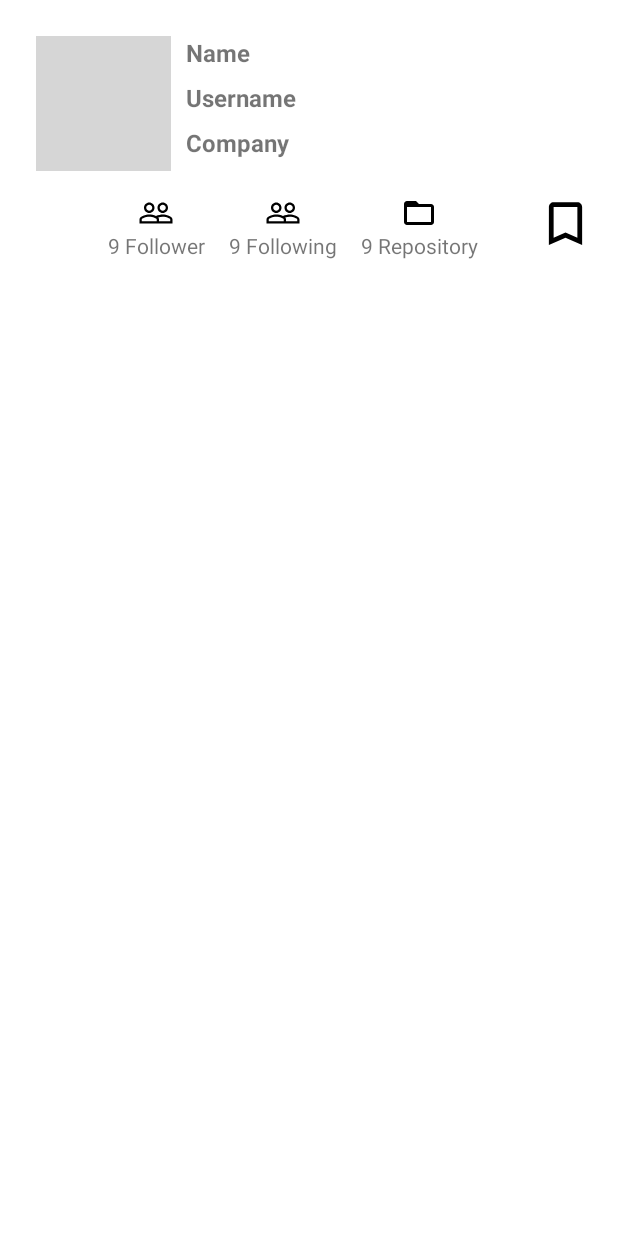
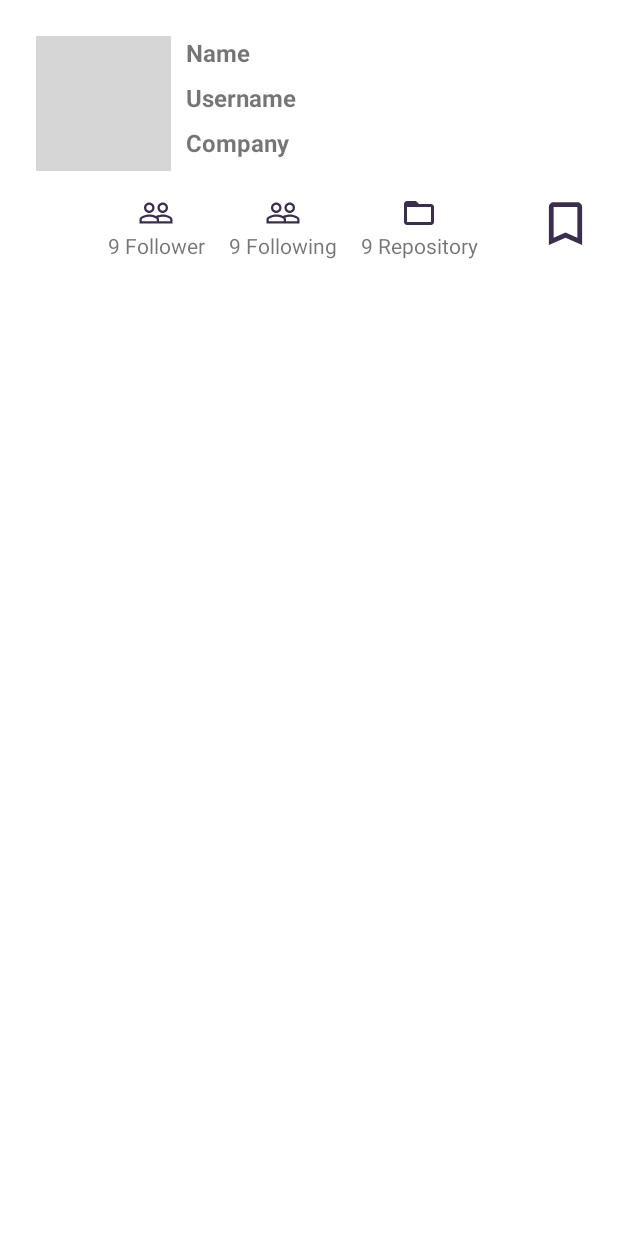
Before and after one commit to panduwjaya/GithubUserNew, an Android app: the layout fragment_detail.xml on its own in the app's theme, with its tools: preview values and no code run, on a phone screen of 412 x 824 dp. Run offline under Robolectric (Android 15) with nearby library versions, the phone set to English and light mode, and no system bars; grey boxes are pictures that could not be loaded.

Commit message:
fix force close
fix force close and bug in view pager

```diff
--- a/app/src/main/java/com/example/githubusernew/ui/listuser/ListUserFragment.kt
+++ b/app/src/main/java/com/example/githubusernew/ui/listuser/ListUserFragment.kt
@@ -72,7 +72,7 @@ class ListUserFragment : Fragment() {
             DarkSettingViewModel::class.java
         )
 
-        darkViewModel.getThemeSettings().observe(requireActivity()) { isDarkModeActive: Boolean ->
+        darkViewModel.getThemeSettings().observe(viewLifecycleOwner) { isDarkModeActive: Boolean ->
             if (isDarkModeActive) {
                 AppCompatDelegate.setDefaultNightMode(AppCompatDelegate.MODE_NIGHT_YES)
             } else {
--- a/app/src/main/res/drawable/ic_close_black.xml
+++ b/app/src/main/res/drawable/ic_close_black.xml
@@ -1,4 +1,4 @@
-<vector android:height="24dp" android:tint="#000000"
+<vector android:height="24dp" android:tint="#392E4C"
     android:viewportHeight="24" android:viewportWidth="24"
     android:width="24dp" xmlns:android="http://schemas.android.com/apk/res/android">
     <path android:fillColor="@android:color/white" android:pathData="M19,6.41L17.59,5 12,10.59 6.41,5 5,6.41 10.59,12 5,17.59 6.41,19 12,13.41 17.59,19 19,17.59 13.41,12z"/>
--- a/app/src/main/res/drawable/ic_not_saved.xml
+++ b/app/src/main/res/drawable/ic_not_saved.xml
@@ -1,4 +1,4 @@
-<vector android:height="24dp" android:tint="#000000"
+<vector android:height="24dp" android:tint="#392E4C"
     android:viewportHeight="24" android:viewportWidth="24"
     android:width="24dp" xmlns:android="http://schemas.android.com/apk/res/android">
     <path android:fillColor="@android:color/white" android:pathData="M17,3L7,3c-1.1,0 -1.99,0.9 -1.99,2L5,21l7,-3 7,3L19,5c0,-1.1 -0.9,-2 -2,-2zM17,18l-5,-2.18L7,18L7,5h10v13z"/>
--- a/app/src/main/res/drawable/ic_peoples.xml
+++ b/app/src/main/res/drawable/ic_peoples.xml
@@ -1,4 +1,4 @@
-<vector android:height="24dp" android:tint="#000000"
+<vector android:height="24dp" android:tint="#392E4C"
     android:viewportHeight="24" android:viewportWidth="24"
     android:width="24dp" xmlns:android="http://schemas.android.com/apk/res/android">
     <path android:fillColor="@android:color/white" android:pathData="M16.5,13c-1.2,0 -3.07,0.34 -4.5,1 -1.43,-0.67 -3.3,-1 -4.5,-1C5.33,13 1,14.08 1,16.25L1,19h22v-2.75c0,-2.17 -4.33,-3.25 -6.5,-3.25zM12.5,17.5h-10v-1.25c0,-0.54 2.56,-1.75 5,-1.75s5,1.21 5,1.75v1.25zM21.5,17.5L14,17.5v-1.25c0,-0.46 -0.2,-0.86 -0.52,-1.22 0.88,-0.3 1.96,-0.53 3.02,-0.53 2.44,0 5,1.21 5,1.75v1.25zM7.5,12c1.93,0 3.5,-1.57 3.5,-3.5S9.43,5 7.5,5 4,6.57 4,8.5 5.57,12 7.5,12zM7.5,6.5c1.1,0 2,0.9 2,2s-0.9,2 -2,2 -2,-0.9 -2,-2 0.9,-2 2,-2zM16.5,12c1.93,0 3.5,-1.57 3.5,-3.5S18.43,5 16.5,5 13,6.57 13,8.5s1.57,3.5 3.5,3.5zM16.5,6.5c1.1,0 2,0.9 2,2s-0.9,2 -2,2 -2,-0.9 -2,-2 0.9,-2 2,-2z"/>
--- a/app/src/main/res/drawable/ic_repo.xml
+++ b/app/src/main/res/drawable/ic_repo.xml
@@ -1,4 +1,4 @@
-<vector android:height="24dp" android:tint="#000000"
+<vector android:height="24dp" android:tint="#392E4C"
     android:viewportHeight="24" android:viewportWidth="24"
     android:width="24dp" xmlns:android="http://schemas.android.com/apk/res/android">
     <path android:fillColor="@android:color/white" android:pathData="M20,6h-8l-2,-2L4,4c-1.1,0 -1.99,0.9 -1.99,2L2,18c0,1.1 0.9,2 2,2h16c1.1,0 2,-0.9 2,-2L22,8c0,-1.1 -0.9,-2 -2,-2zM20,18L4,18L4,8h16v10z"/>
--- a/app/src/main/res/drawable/ic_saved.xml
+++ b/app/src/main/res/drawable/ic_saved.xml
@@ -1,4 +1,4 @@
-<vector android:height="24dp" android:tint="#000000"
+<vector android:height="24dp" android:tint="#392E4C"
     android:viewportHeight="24" android:viewportWidth="24"
     android:width="24dp" xmlns:android="http://schemas.android.com/apk/res/android">
     <path android:fillColor="@android:color/white" android:pathData="M17,3H7c-1.1,0 -1.99,0.9 -1.99,2L5,21l7,-3 7,3V5c0,-1.1 -0.9,-2 -2,-2z"/>
--- a/app/src/main/res/drawable/ic_settings.xml
+++ /dev/null
@@ -1,5 +0,0 @@
-<vector android:height="24dp" android:tint="#FFFFFF"
-    android:viewportHeight="24" android:viewportWidth="24"
-    android:width="24dp" xmlns:android="http://schemas.android.com/apk/res/android">
-    <path android:fillColor="@android:color/white" android:pathData="M19.14,12.94c0.04,-0.3 0.06,-0.61 0.06,-0.94c0,-0.32 -0.02,-0.64 -0.07,-0.94l2.03,-1.58c0.18,-0.14 0.23,-0.41 0.12,-0.61l-1.92,-3.32c-0.12,-0.22 -0.37,-0.29 -0.59,-0.22l-2.39,0.96c-0.5,-0.38 -1.03,-0.7 -1.62,-0.94L14.4,2.81c-0.04,-0.24 -0.24,-0.41 -0.48,-0.41h-3.84c-0.24,0 -0.43,0.17 -0.47,0.41L9.25,5.35C8.66,5.59 8.12,5.92 7.63,6.29L5.24,5.33c-0.22,-0.08 -0.47,0 -0.59,0.22L2.74,8.87C2.62,9.08 2.66,9.34 2.86,9.48l2.03,1.58C4.84,11.36 4.8,11.69 4.8,12s0.02,0.64 0.07,0.94l-2.03,1.58c-0.18,0.14 -0.23,0.41 -0.12,0.61l1.92,3.32c0.12,0.22 0.37,0.29 0.59,0.22l2.39,-0.96c0.5,0.38 1.03,0.7 1.62,0.94l0.36,2.54c0.05,0.24 0.24,0.41 0.48,0.41h3.84c0.24,0 0.44,-0.17 0.47,-0.41l0.36,-2.54c0.59,-0.24 1.13,-0.56 1.62,-0.94l2.39,0.96c0.22,0.08 0.47,0 0.59,-0.22l1.92,-3.32c0.12,-0.22 0.07,-0.47 -0.12,-0.61L19.14,12.94zM12,15.6c-1.98,0 -3.6,-1.62 -3.6,-3.6s1.62,-3.6 3.6,-3.6s3.6,1.62 3.6,3.6S13.98,15.6 12,15.6z"/>
-</vector>
--- a/app/src/main/res/layout/fragment_detail.xml
+++ b/app/src/main/res/layout/fragment_detail.xml
@@ -127,7 +127,6 @@
         android:layout_width="0dp"
         android:layout_height="0dp"
         android:layout_marginStart="8dp"
-        android:layout_marginTop="8dp"
         android:layout_marginEnd="8dp"
         app:layout_constraintBottom_toBottomOf="parent"
         app:layout_constraintEnd_toEndOf="parent"
--- a/app/src/main/res/layout/fragment_followers.xml
+++ b/app/src/main/res/layout/fragment_followers.xml
@@ -8,8 +8,8 @@
 
     <androidx.recyclerview.widget.RecyclerView
         android:id="@+id/rv_user"
-        android:layout_width="409dp"
-        android:layout_height="729dp"
+        android:layout_width="wrap_content"
+        android:layout_height="match_parent"
         android:layout_marginStart="8dp"
         android:layout_marginTop="1dp"
         android:layout_marginEnd="8dp"
--- a/app/src/main/res/layout/fragment_followings.xml
+++ b/app/src/main/res/layout/fragment_followings.xml
@@ -8,8 +8,8 @@
 
     <androidx.recyclerview.widget.RecyclerView
         android:id="@+id/rv_user"
-        android:layout_width="409dp"
-        android:layout_height="729dp"
+        android:layout_width="match_parent"
+        android:layout_height="match_parent"
         android:layout_marginStart="8dp"
         android:layout_marginTop="1dp"
         android:layout_marginEnd="8dp"
```
Also changed, not shown: app/src/main/java/com/example/githubusernew/darkmode/DarkSettingFragment.kt (+1 -7 lines), app/src/main/java/com/example/githubusernew/ui/detailuser/DetailFragment.kt (+10 -7 lines).
